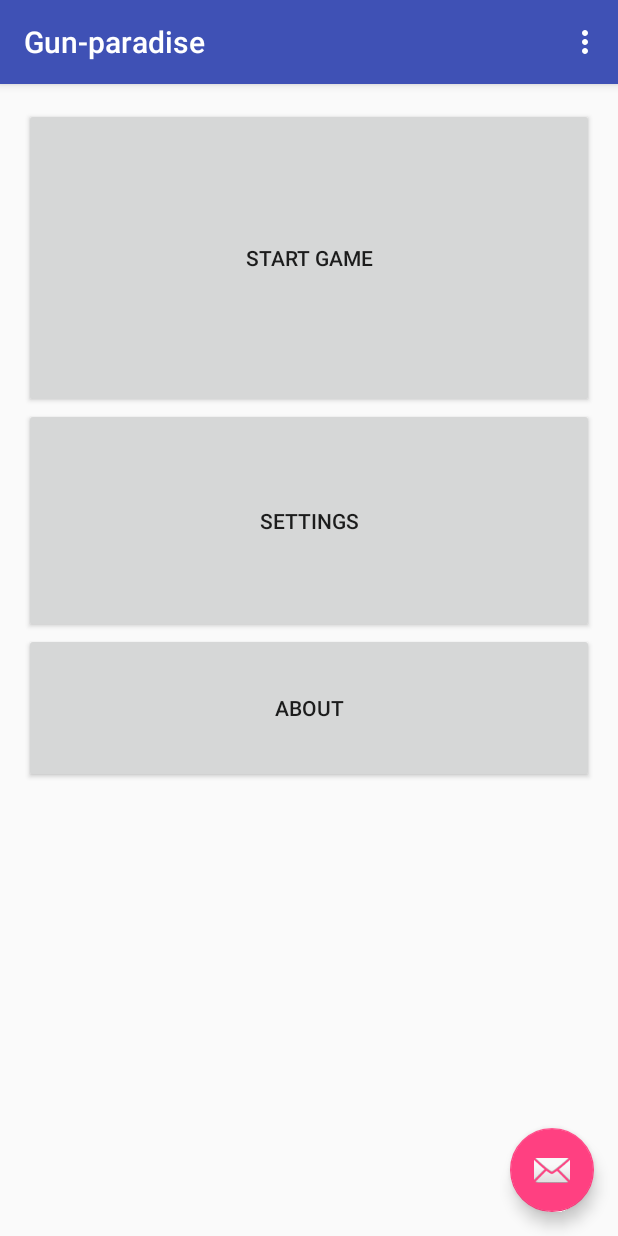
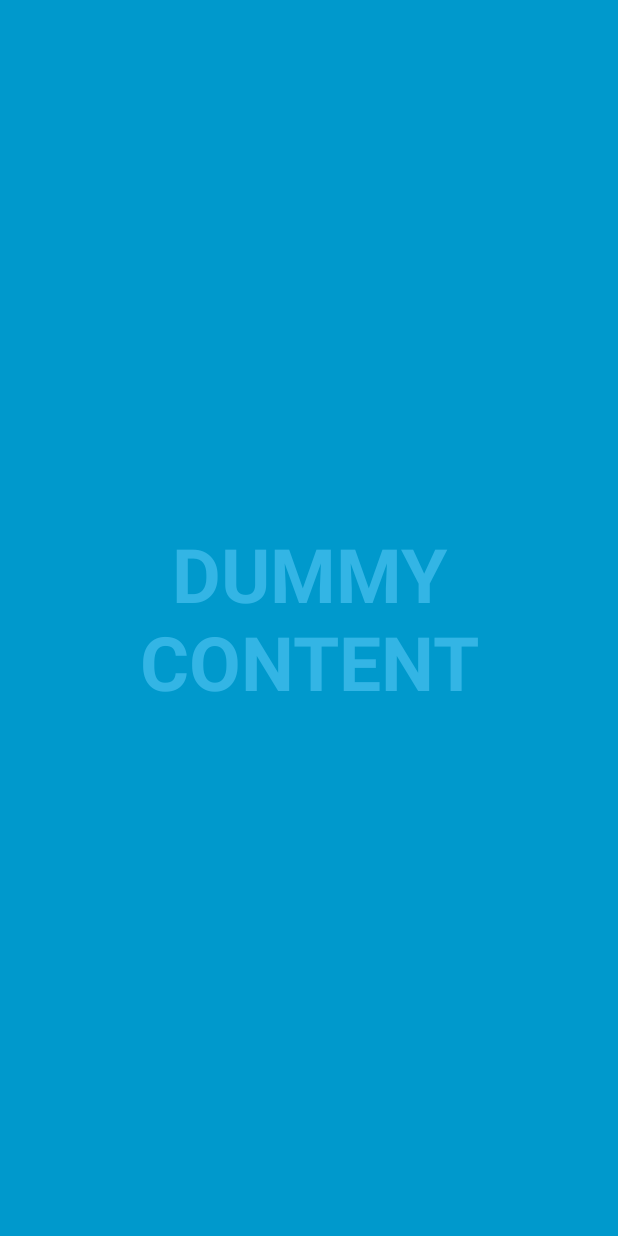
Before and after one commit to Ruby437/gun-paradise, an Android app: the screen it shows after launch (MainActivity before the commit, Battlefield after it), on a phone screen of 412 x 824 dp. Run offline under Robolectric (Android 15) with nearby library versions, the phone set to English and light mode, and no system bars.

Commit message:
new battlefield activity, start button linked, @string references

```diff
--- a/app/build.gradle
+++ b/app/build.gradle
@@ -24,4 +24,5 @@ dependencies {
     testCompile 'junit:junit:4.12'
     compile 'com.android.support:appcompat-v7:23.4.0'
     compile 'com.android.support:design:23.4.0'
+    compile 'com.android.support:support-v4:23.4.0'
 }
--- /dev/null
+++ b/app/src/main/java/com/example/a437/gun_paradise/Battlefield.java
@@ -0,0 +1,163 @@
+package com.example.a437.gun_paradise;
+
+import android.annotation.SuppressLint;
+import android.support.v7.app.ActionBar;
+import android.support.v7.app.AppCompatActivity;
+import android.os.Bundle;
+import android.os.Handler;
+import android.view.MotionEvent;
+import android.view.View;
+
+/**
+ * An example full-screen activity that shows and hides the system UI (i.e.
+ * status bar and navigation/system bar) with user interaction.
+ */
+public class Battlefield extends AppCompatActivity {
+    /**
+     * Whether or not the system UI should be auto-hidden after
+     * {@link #AUTO_HIDE_DELAY_MILLIS} milliseconds.
+     */
+    private static final boolean AUTO_HIDE = true;
+
+    /**
+     * If {@link #AUTO_HIDE} is set, the number of milliseconds to wait after
+     * user interaction before hiding the system UI.
+     */
+    private static final int AUTO_HIDE_DELAY_MILLIS = 3000;
+
+    /**
+     * Some older devices needs a small delay between UI widget updates
+     * and a change of the status and navigation bar.
+     */
+    private static final int UI_ANIMATION_DELAY = 300;
+    private final Handler mHideHandler = new Handler();
+    private View mContentView;
+    private final Runnable mHidePart2Runnable = new Runnable() {
+        @SuppressLint("InlinedApi")
+        @Override
+        public void run() {
+            // Delayed removal of status and navigation bar
+
+            // Note that some of these constants are new as of API 16 (Jelly Bean)
+            // and API 19 (KitKat). It is safe to use them, as they are inlined
+            // at compile-time and do nothing on earlier devices.
+            mContentView.setSystemUiVisibility(View.SYSTEM_UI_FLAG_LOW_PROFILE
+                    | View.SYSTEM_UI_FLAG_FULLSCREEN
+                    | View.SYSTEM_UI_FLAG_LAYOUT_STABLE
+                    | View.SYSTEM_UI_FLAG_IMMERSIVE_STICKY
+                    | View.SYSTEM_UI_FLAG_LAYOUT_HIDE_NAVIGATION
+                    | View.SYSTEM_UI_FLAG_HIDE_NAVIGATION);
+        }
+    };
+    private View mControlsView;
+    private final Runnable mShowPart2Runnable = new Runnable() {
+        @Override
+        public void run() {
+            // Delayed display of UI elements
+            ActionBar actionBar = getSupportActionBar();
+            if (actionBar != null) {
+                actionBar.show();
+            }
+            mControlsView.setVisibility(View.VISIBLE);
+        }
+    };
+    private boolean mVisible;
+    private final Runnable mHideRunnable = new Runnable() {
+        @Override
+        public void run() {
+            hide();
+        }
+    };
+    /**
+     * Touch listener to use for in-layout UI controls to delay hiding the
+     * system UI. This is to prevent the jarring behavior of controls going away
+     * while interacting with activity UI.
+     */
+    private final View.OnTouchListener mDelayHideTouchListener = new View.OnTouchListener() {
+        @Override
+        public boolean onTouch(View view, MotionEvent motionEvent) {
+            if (AUTO_HIDE) {
+                delayedHide(AUTO_HIDE_DELAY_MILLIS);
+            }
+            return false;
+        }
+    };
+
+    @Override
+    protected void onCreate(Bundle savedInstanceState) {
+        super.onCreate(savedInstanceState);
+
+        setContentView(R.layout.activity_battlefield);
+
+        mVisible = true;
+        mControlsView = findViewById(R.id.fullscreen_content_controls);
+        mContentView = findViewById(R.id.fullscreen_content);
+
+
+        // Set up the user interaction to manually show or hide the system UI.
+        mContentView.setOnClickListener(new View.OnClickListener() {
+            @Override
+            public void onClick(View view) {
+                toggle();
+            }
+        });
+
+        // Upon interacting with UI controls, delay any scheduled hide()
+        // operations to prevent the jarring behavior of controls going away
+        // while interacting with the UI.
+        findViewById(R.id.dummy_button).setOnTouchListener(mDelayHideTouchListener);
+    }
+
+    @Override
+    protected void onPostCreate(Bundle savedInstanceState) {
+        super.onPostCreate(savedInstanceState);
+
+        // Trigger the initial hide() shortly after the activity has been
+        // created, to briefly hint to the user that UI controls
+        // are available.
+        delayedHide(100);
+    }
+
+    private void toggle() {
+        if (mVisible) {
+            hide();
+        } else {
+            show();
+        }
+    }
+
+    private void hide() {
+        // Hide UI first
+        ActionBar actionBar = getSupportActionBar();
+        if (actionBar != null) {
+            actionBar.hide();
+        }
+        mControlsView.setVisibility(View.GONE);
+        mVisible = false;
+
+        // Schedule a runnable to remove the status and navigation bar after a delay
+        mHideHandler.removeCallbacks(mShowPart2Runnable);
+        mHideHandler.postDelayed(mHidePart2Runnable, UI_ANIMATION_DELAY);
+    }
+
+    @SuppressLint("InlinedApi")
+    private void show() {
+        // Show the system bar
+        mContentView.setSystemUiVisibility(View.SYSTEM_UI_FLAG_LAYOUT_FULLSCREEN
+                | View.SYSTEM_UI_FLAG_LAYOUT_HIDE_NAVIGATION);
+        mVisible = true;
+
+        // Schedule a runnable to display UI elements after a delay
+        mHideHandler.removeCallbacks(mHidePart2Runnable);
+        mHideHandler.postDelayed(mShowPart2Runnable, UI_ANIMATION_DELAY);
+    }
+
+    /**
+     * Schedules a call to hide() in [delay] milliseconds, canceling any
+     * previously scheduled calls.
+     */
+    private void delayedHide(int delayMillis) {
+        mHideHandler.removeCallbacks(mHideRunnable);
+        mHideHandler.postDelayed(mHideRunnable, delayMillis);
+    }
+}
--- a/app/src/main/java/com/example/a437/gun_paradise/MainActivity.java
+++ b/app/src/main/java/com/example/a437/gun_paradise/MainActivity.java
@@ -1,6 +1,7 @@
 package com.example.a437.gun_paradise;
 
 import android.os.Bundle;
+import android.content.Intent;
 import android.support.design.widget.FloatingActionButton;
 import android.support.design.widget.Snackbar;
 import android.support.v7.app.AppCompatActivity;
@@ -47,4 +48,9 @@ public class MainActivity extends AppCompatActivity {
 
         return super.onOptionsItemSelected(item);
     }
+    public void startGame(View view)
+    {
+        Intent intent = new Intent(MainActivity.this, Battlefield.class);
+        startActivity(intent);
+    }
 }
--- /dev/null
+++ b/app/src/main/res/layout/activity_battlefield.xml
@@ -0,0 +1,59 @@
+<FrameLayout xmlns:android="http://schemas.android.com/apk/res/android"
+    xmlns:tools="http://schemas.android.com/tools"
+    android:layout_width="match_parent"
+    android:layout_height="match_parent"
+    android:background="#0099cc"
+    tools:context="com.example.a437.gun_paradise.Battlefield">
+
+    <!-- The primary full-screen view. This can be replaced with whatever view
+         is needed to present your content, e.g. VideoView, SurfaceView,
+         TextureView, etc. -->
+    <TextView
+        android:id="@+id/fullscreen_content"
+        android:layout_width="match_parent"
+        android:layout_height="match_parent"
+        android:gravity="center"
+        android:keepScreenOn="true"
+        android:text="@string/dummy_content"
+        android:textColor="#33b5e5"
+        android:textSize="50sp"
+        android:textStyle="bold" />
+
+    <!-- This FrameLayout insets its children based on system windows using
+         android:fitsSystemWindows. -->
+    <FrameLayout
+        android:layout_width="match_parent"
+        android:layout_height="match_parent"
+        android:fitsSystemWindows="true">
+
+        <LinearLayout
+            android:id="@+id/fullscreen_content_controls"
+            style="?metaButtonBarStyle"
+            android:layout_width="match_parent"
+            android:layout_height="wrap_content"
+            android:layout_gravity="bottom|center_horizontal"
+            android:background="@color/black_overlay"
+            android:orientation="horizontal"
+            tools:ignore="UselessParent">
+
+            <Button
+                android:id="@+id/dummy_button"
+                style="?metaButtonBarButtonStyle"
+                android:layout_width="0dp"
+                android:layout_height="wrap_content"
+                android:layout_weight="0.51"
+                android:text="@string/buy_units" />
+
+            <Button
+                style="?metaButtonBarButtonStyle"
+                android:id="@+id/button"
+                android:layout_width="0dp"
+                android:layout_height="wrap_content"
+                android:layout_weight="0.51"
+                android:text="@string/upgrade_units" />
+
+        </LinearLayout>
+
+    </FrameLayout>
+
+</FrameLayout>
--- a/app/src/main/res/layout/content_main.xml
+++ b/app/src/main/res/layout/content_main.xml
@@ -20,25 +20,27 @@
         <Button
             android:layout_width="400dp"
             android:layout_height="150dp"
-            android:text="Settings"
+            android:text="@string/settings"
             android:id="@+id/buttonSettings"
             android:layout_below="@+id/buttonStart"
             android:layout_alignParentLeft="true"
-            android:layout_alignParentStart="true" />
+            android:layout_alignParentStart="true"
+           />
 
         <Button
             android:layout_width="400dp"
             android:layout_height="200dp"
-            android:text="Start game"
+            android:text="@string/start_game"
             android:id="@+id/buttonStart"
             android:layout_alignParentTop="true"
             android:layout_alignParentRight="true"
-            android:layout_alignParentEnd="true" />
+            android:layout_alignParentEnd="true"
+            android:onClick="startGame"/>
 
         <Button
             android:layout_width="400dp"
             android:layout_height="100dp"
-            android:text="About"
+            android:text="@string/about"
             android:id="@+id/buttonAbout"
             android:layout_below="@+id/buttonSettings"
             android:layout_alignParentLeft="true"
--- a/app/src/main/res/values/colors.xml
+++ b/app/src/main/res/values/colors.xml
@@ -3,4 +3,6 @@
     <color name="colorPrimary">#3F51B5</color>
     <color name="colorPrimaryDark">#303F9F</color>
     <color name="colorAccent">#FF4081</color>
+
+    <color name="black_overlay">#66000000</color>
 </resources>
--- a/app/src/main/res/values/strings.xml
+++ b/app/src/main/res/values/strings.xml
@@ -1,4 +1,12 @@
 <resources>
     <string name="app_name">Gun-paradise</string>
     <string name="action_settings">Settings</string>
+
+    <string name="title_activity_battlefield">MainScreen</string>
+    <string name="buy_units">Buy Units</string>
+    <string name="upgrade_units">Upgrade</string>
+    <string name="dummy_content">DUMMY\nCONTENT</string>
+    <string name="start_game">Start game</string>
+    <string name="settings">Settings</string>
+    <string name="about">About</string>
 </resources>
--- a/app/src/main/res/values/styles.xml
+++ b/app/src/main/res/values/styles.xml
@@ -17,4 +17,16 @@
 
     <style name="AppTheme.PopupOverlay" parent="ThemeOverlay.AppCompat.Light" />
 
+    <style name="FullscreenTheme" parent="AppTheme">
+        <item name="android:actionBarStyle">@style/FullscreenActionBarStyle</item>
+        <item name="android:windowActionBarOverlay">true</item>
+        <item name="android:windowBackground">@null</item>
+        <item name="metaButtonBarStyle">?android:attr/buttonBarStyle</item>
+        <item name="metaButtonBarButtonStyle">?android:attr/buttonBarButtonStyle</item>
+    </style>
+
+    <style name="FullscreenActionBarStyle" parent="Widget.AppCompat.ActionBar">
+        <item name="android:background">@color/black_overlay</item>
+    </style>
+
 </resources>
```
Also changed, not shown: app/src/main/AndroidManifest.xml (+11 -0 lines), app/src/main/res/values/attrs.xml (added, +12 -0 lines).
